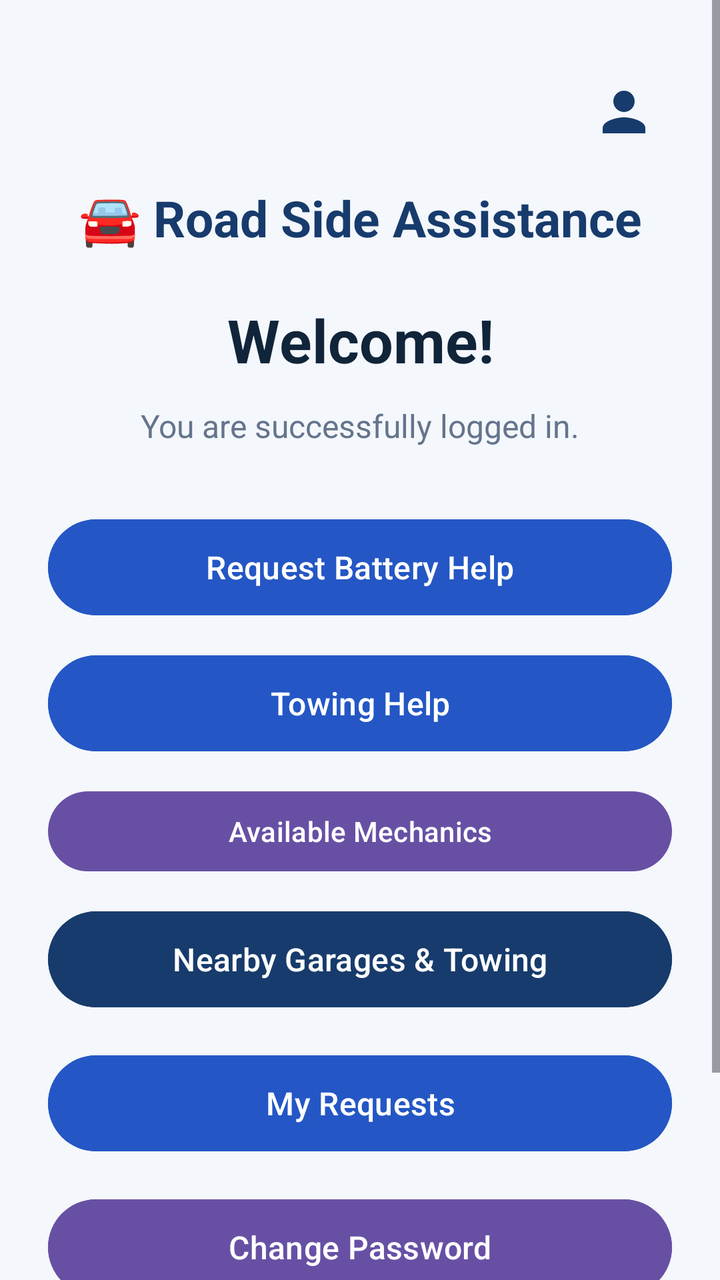
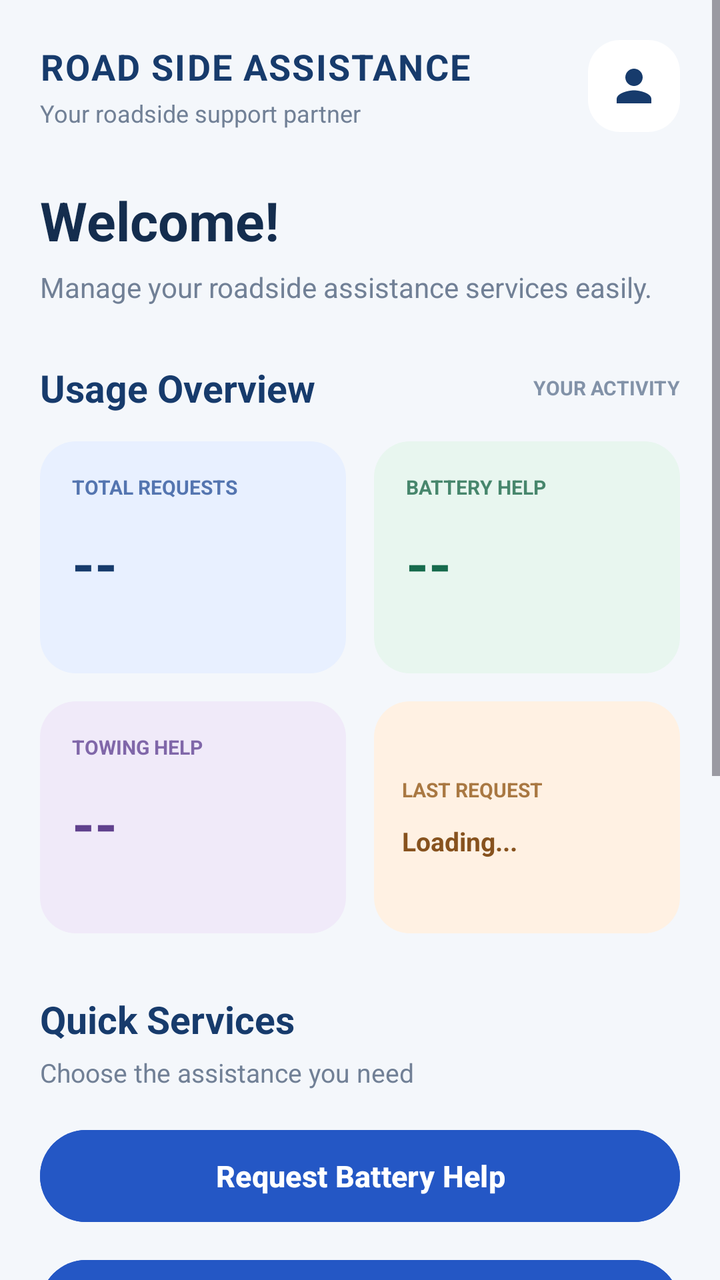

Two renders of the same Android screen: before a commit and after it. Below are the layout's source before the change and the commit's diff.
<!-- AndroidManifest.xml: application theme Theme.RoadsideAssistance -->
<!-- res/layout/activity_home.xml -->
<?xml version="1.0" encoding="utf-8"?>
<ScrollView xmlns:android="http://schemas.android.com/apk/res/android"
    xmlns:app="http://schemas.android.com/apk/res-auto"
    android:layout_width="match_parent"
    android:layout_height="match_parent"
    android:background="#F4F7FB"
    android:fillViewport="true">

    <LinearLayout
        android:layout_width="match_parent"
        android:layout_height="wrap_content"
        android:orientation="vertical"
        android:gravity="center_horizontal"
        android:padding="24dp">

        
        <FrameLayout
            android:layout_width="match_parent"
            android:layout_height="wrap_content"
            android:layout_marginTop="8dp">

            <ImageButton
                android:id="@+id/btnProfile"
                android:layout_width="48dp"
                android:layout_height="48dp"
                android:layout_gravity="end"
                android:background="?attr/selectableItemBackgroundBorderless"
                android:contentDescription="My Profile"
                android:padding="8dp"
                android:scaleType="fitCenter"
                android:src="@drawable/ic_profile"
                app:tint="#173B6C" />

        </FrameLayout>

        
        <TextView
            android:layout_width="match_parent"
            android:layout_height="wrap_content"
            android:layout_marginTop="12dp"
            android:gravity="center"
            android:text="🚘 Road Side Assistance"
            android:textColor="#173B6C"
            android:textSize="25sp"
            android:textStyle="bold" />

        
        <TextView
            android:id="@+id/tvWelcome"
            android:layout_width="match_parent"
            android:layout_height="wrap_content"
            android:layout_marginTop="24dp"
            android:gravity="center"
            android:text="Welcome!"
            android:textColor="#10243A"
            android:textSize="30sp"
            android:textStyle="bold" />

        
        <TextView
            android:layout_width="match_parent"
            android:layout_height="wrap_content"
            android:layout_marginTop="12dp"
            android:layout_marginBottom="24dp"
            android:gravity="center"
            android:text="You are successfully logged in."
            android:textColor="#64748B"
            android:textSize="16sp" />

        
        <Button
            android:id="@+id/btnBatteryHelp"
            android:layout_width="match_parent"
            android:layout_height="56dp"
            android:layout_marginTop="8dp"
            android:backgroundTint="#2457C5"
            android:text="Request Battery Help"
            android:textAllCaps="false"
            android:textColor="#FFFFFF"
            android:textSize="16sp" />

        
        <Button
            android:id="@+id/btnTowingHelp"
            android:layout_width="match_parent"
            android:layout_height="56dp"
            android:layout_marginTop="12dp"
            android:backgroundTint="#2457C5"
            android:text="Towing Help"
            android:textAllCaps="false"
            android:textColor="#FFFFFF"
            android:textSize="16sp" />


        <Button
            android:id="@+id/btnAvailableMechanics"
            android:layout_width="match_parent"
            android:layout_height="wrap_content"
            android:text="Available Mechanics"
            android:layout_marginTop="12dp" />


        
        <Button
            android:id="@+id/btnGarageTowingMap"
            android:layout_width="match_parent"
            android:layout_height="56dp"
            android:layout_marginTop="12dp"
            android:backgroundTint="#173B6C"
            android:text="Nearby Garages &amp; Towing"
            android:textAllCaps="false"
            android:textColor="#FFFFFF"
            android:textSize="16sp" />

        
        <Button
            android:id="@+id/btnMyRequests"
            android:layout_width="match_parent"
            android:layout_height="56dp"
            android:layout_marginTop="16dp"
            android:backgroundTint="#2457C5"
            android:text="My Requests"
            android:textAllCaps="false"
            android:textColor="#FFFFFF"
            android:textSize="16sp" />

        
        <Button
            android:id="@+id/btnChangePassword"
            android:layout_width="match_parent"
            android:layout_height="56dp"
            android:layout_marginTop="16dp"
            android:backgroundTint="#6750A4"
            android:text="Change Password"
            android:textAllCaps="false"
            android:textColor="#FFFFFF"
            android:textSize="16sp" />

        
        <Button
            android:id="@+id/btnLogout"
            android:layout_width="match_parent"
            android:layout_height="56dp"
            android:layout_marginTop="16dp"
            android:layout_marginBottom="16dp"
            android:backgroundTint="#6750A4"
            android:text="Logout"
            android:textAllCaps="false"
            android:textColor="#FFFFFF"
            android:textSize="16sp" />

    </LinearLayout>

</ScrollView>
<!-- resources referenced by this layout -->
<resources>
  <!-- drawable ic_profile (drawable) -->
  <?xml version="1.0" encoding="utf-8"?>
  <vector xmlns:android="http://schemas.android.com/apk/res/android"
      android:width="32dp"
      android:height="32dp"
      android:viewportWidth="24"
      android:viewportHeight="24">
  
      <path
          android:fillColor="#173B6C"
          android:pathData="M12,12c2.21,0 4,-1.79 4,-4s-1.79,-4 -4,-4 -4,1.79 -4,4 1.79,4 4,4zM12,14c-2.67,0 -8,1.34 -8,4v2h16v-2c0,-2.66 -5.33,-4 -8,-4z" />
  </vector>
  <style name="Theme.RoadsideAssistance" parent="Base.Theme.RoadsideAssistance" />
  <style name="Base.Theme.RoadsideAssistance" parent="Theme.Material3.DayNight.NoActionBar">
          
          
      </style>
</resources>

<!-- the commit's change to res/layout/activity_home.xml (unified diff, before → after) -->
@@ -10,144 +10,352 @@
         android:layout_width="match_parent"
         android:layout_height="wrap_content"
         android:orientation="vertical"
-        android:gravity="center_horizontal"
-        android:padding="24dp">
-
-        
-        <FrameLayout
-            android:layout_width="match_parent"
-            android:layout_height="wrap_content"
-            android:layout_marginTop="8dp">
+        android:padding="20dp">
+
+        
+        <LinearLayout
+            android:layout_width="match_parent"
+            android:layout_height="wrap_content"
+            android:gravity="center_vertical"
+            android:orientation="horizontal">
+
+            <LinearLayout
+                android:layout_width="0dp"
+                android:layout_height="wrap_content"
+                android:layout_weight="1"
+                android:orientation="vertical">
+
+                <TextView
+                    android:layout_width="wrap_content"
+                    android:layout_height="wrap_content"
+                    android:text="ROAD SIDE ASSISTANCE"
+                    android:textColor="#173B6C"
+                    android:textSize="18sp"
+                    android:textStyle="bold"
+                    android:letterSpacing="0.04" />
+
+                <TextView
+                    android:layout_width="wrap_content"
+                    android:layout_height="wrap_content"
+                    android:layout_marginTop="3dp"
+                    android:text="Your roadside support partner"
+                    android:textColor="#718096"
+                    android:textSize="12sp" />
+
+            </LinearLayout>
 
             <ImageButton
                 android:id="@+id/btnProfile"
-                android:layout_width="48dp"
-                android:layout_height="48dp"
-                android:layout_gravity="end"
-                android:background="?attr/selectableItemBackgroundBorderless"
+                android:layout_width="46dp"
+                android:layout_height="46dp"
+                android:background="@drawable/bg_dashboard_card"
                 android:contentDescription="My Profile"
-                android:padding="8dp"
+                android:padding="10dp"
                 android:scaleType="fitCenter"
                 android:src="@drawable/ic_profile"
                 app:tint="#173B6C" />
 
-        </FrameLayout>
+        </LinearLayout>
+
+        
+        <LinearLayout
+            android:layout_width="match_parent"
+            android:layout_height="wrap_content"
+            android:layout_marginTop="26dp"
+            android:orientation="vertical">
+
+            <TextView
+                android:id="@+id/tvWelcome"
+                android:layout_width="match_parent"
+                android:layout_height="wrap_content"
+                android:text="Welcome!"
+                android:textColor="#142D4E"
+                android:textSize="27sp"
+                android:textStyle="bold" />
+
+            <TextView
+                android:layout_width="match_parent"
+                android:layout_height="wrap_content"
+                android:layout_marginTop="6dp"
+                android:text="Manage your roadside assistance services easily."
+                android:textColor="#718096"
+                android:textSize="14sp" />
+
+        </LinearLayout>
+
+        
+        <LinearLayout
+            android:layout_width="match_parent"
+            android:layout_height="wrap_content"
+            android:layout_marginTop="28dp"
+            android:gravity="center_vertical"
+            android:orientation="horizontal">
+
+            <TextView
+                android:layout_width="0dp"
+                android:layout_height="wrap_content"
+                android:layout_weight="1"
+                android:text="Usage Overview"
+                android:textColor="#173B6C"
+                android:textSize="19sp"
+                android:textStyle="bold" />
+
+            <TextView
+                android:layout_width="wrap_content"
+                android:layout_height="wrap_content"
+                android:text="YOUR ACTIVITY"
+                android:textColor="#8292A8"
+                android:textSize="10sp"
+                android:textStyle="bold" />
+
+        </LinearLayout>
+
+        
+        <LinearLayout
+            android:layout_width="match_parent"
+            android:layout_height="wrap_content"
+            android:layout_marginTop="14dp"
+            android:orientation="horizontal">
+
+            
+            <LinearLayout
+                android:layout_width="0dp"
+                android:layout_height="116dp"
+                android:layout_weight="1"
+                android:layout_marginEnd="7dp"
+                android:background="@drawable/bg_stat_blue"
+                android:orientation="vertical"
+                android:padding="16dp">
+
+                <TextView
+                    android:layout_width="wrap_content"
+                    android:layout_height="wrap_content"
+                    android:text="TOTAL REQUESTS"
+                    android:textColor="#5475B0"
+                    android:textSize="10sp"
+                    android:textStyle="bold" />
+
+                <TextView
+                    android:id="@+id/tvTotalRequests"
+                    android:layout_width="wrap_content"
+                    android:layout_height="wrap_content"
+                    android:layout_marginTop="12dp"
+                    android:text="--"
+                    android:textColor="#173B6C"
+                    android:textSize="29sp"
+                    android:textStyle="bold" />
+
+            </LinearLayout>
+
+            
+            <LinearLayout
+                android:layout_width="0dp"
+                android:layout_height="116dp"
+                android:layout_weight="1"
+                android:layout_marginStart="7dp"
+                android:background="@drawable/bg_stat_green"
+                android:orientation="vertical"
+                android:padding="16dp">
+
+                <TextView
+                    android:layout_width="wrap_content"
+                    android:layout_height="wrap_content"
+                    android:text="BATTERY HELP"
+                    android:textColor="#47866C"
+                    android:textSize="10sp"
+                    android:textStyle="bold" />
+
+                <TextView
+                    android:id="@+id/tvBatteryRequests"
+                    android:layout_width="wrap_content"
+                    android:layout_height="wrap_content"
+                    android:layout_marginTop="12dp"
+                    android:text="--"
+                    android:textColor="#176B4D"
+                    android:textSize="29sp"
+                    android:textStyle="bold" />
+
+            </LinearLayout>
+
+        </LinearLayout>
+
+        
+        <LinearLayout
+            android:layout_width="match_parent"
+            android:layout_height="wrap_content"
+            android:layout_marginTop="14dp"
+            android:orientation="horizontal">
+
+            
+            <LinearLayout
+                android:layout_width="0dp"
+                android:layout_height="116dp"
+                android:layout_weight="1"
+                android:layout_marginEnd="7dp"
+                android:background="@drawable/bg_stat_purple"
+                android:orientation="vertical"
+                android:padding="16dp">
+
+                <TextView
+                    android:layout_width="wrap_content"
+                    android:layout_height="wrap_content"
+                    android:text="TOWING HELP"
+                    android:textColor="#8067A9"
+                    android:textSize="10sp"
+                    android:textStyle="bold" />
+
+                <TextView
+                    android:id="@+id/tvTowingRequests"
+                    android:layout_width="wrap_content"
+                    android:layout_height="wrap_content"
+                    android:layout_marginTop="12dp"
+                    android:text="--"
+                    android:textColor="#60418D"
+                    android:textSize="29sp"
+                    android:textStyle="bold" />
+
+            </LinearLayout>
+
+            
+            <LinearLayout
+                android:layout_width="0dp"
+                android:layout_height="116dp"
+                android:layout_weight="1"
+                android:layout_marginStart="7dp"
+                android:background="@drawable/bg_stat_orange"
+                android:gravity="center_vertical"
+                android:orientation="vertical"
+                android:padding="14dp">
+
+                <TextView
+                    android:layout_width="wrap_content"
+                    android:layout_height="wrap_content"
+                    android:text="LAST REQUEST"
+                    android:textColor="#A97842"
+                    android:textSize="10sp"
+                    android:textStyle="bold" />
+
+                <TextView
+                    android:id="@+id/tvLastUsed"
+                    android:layout_width="match_parent"
+                    android:layout_height="wrap_content"
+                    android:layout_marginTop="10dp"
+                    android:text="Loading..."
+                    android:textColor="#87521E"
+                    android:textSize="13sp"
+                    android:textStyle="bold" />
+
+            </LinearLayout>
+
+        </LinearLayout>
 
         
         <TextView
             android:layout_width="match_parent"
             android:layout_height="wrap_content"
-            android:layout_marginTop="12dp"
-            android:gravity="center"
-            android:text="🚘 Road Side Assistance"
+            android:layout_marginTop="30dp"
+            android:text="Quick Services"
             android:textColor="#173B6C"
-            android:textSize="25sp"
-            android:textStyle="bold" />
-
-        
+            android:textSize="19sp"
+            android:textStyle="bold" />
+
         <TextView
-            android:id="@+id/tvWelcome"
-            android:layout_width="match_parent"
-            android:layout_height="wrap_content"
-            android:layout_marginTop="24dp"
-            android:gravity="center"
-            android:text="Welcome!"
-            android:textColor="#10243A"
-            android:textSize="30sp"
-            android:textStyle="bold" />
-
-        
-        <TextView
-            android:layout_width="match_parent"
-            android:layout_height="wrap_content"
-            android:layout_marginTop="12dp"
-            android:layout_marginBottom="24dp"
-            android:gravity="center"
-            android:text="You are successfully logged in."
-            android:textColor="#64748B"
-            android:textSize="16sp" />
+            android:layout_width="match_parent"
+            android:layout_height="wrap_content"
+            android:layout_marginTop="5dp"
+            android:text="Choose the assistance you need"
+            android:textColor="#718096"
+            android:textSize="13sp" />
 
         
         <Button
             android:id="@+id/btnBatteryHelp"
             android:layout_width="match_parent"
-            android:layout_height="56dp"
-            android:layout_marginTop="8dp"
+            android:layout_height="54dp"
+            android:layout_marginTop="16dp"
             android:backgroundTint="#2457C5"
             android:text="Request Battery Help"
             android:textAllCaps="false"
             android:textColor="#FFFFFF"
-            android:textSize="16sp" />
+            android:textSize="15sp"
+            android:textStyle="bold" />
 
         
         <Button
             android:id="@+id/btnTowingHelp"
             android:layout_width="match_parent"
-            android:layout_height="56dp"
-            android:layout_marginTop="12dp"
+            android:layout_height="54dp"
+            android:layout_marginTop="11dp"
             android:backgroundTint="#2457C5"
-            android:text="Towing Help"
+            android:text="Request Towing Help"
             android:textAllCaps="false"
             android:textColor="#FFFFFF"
-            android:textSize="16sp" />
-
-
+            android:textSize="15sp"
+            android:textStyle="bold" />
+
+        
         <Button
             android:id="@+id/btnAvailableMechanics"
             android:layout_width="match_parent"
-            android:layout_height="wrap_content"
+            android:layout_height="54dp"
+            android:layout_marginTop="11dp"
+            android:backgroundTint="#FFFFFF"
             android:text="Available Mechanics"
-            android:layout_marginTop="12dp" />
-
+            android:textAllCaps="false"
+            android:textColor="#173B6C"
+            android:textSize="15sp" />
 
         
         <Button
             android:id="@+id/btnGarageTowingMap"
             android:layout_width="match_parent"
-            android:layout_height="56dp"
-            android:layout_marginTop="12dp"
+            android:layout_height="54dp"
+            android:layout_marginTop="11dp"
             android:backgroundTint="#173B6C"
             android:text="Nearby Garages &amp; Towing"
             android:textAllCaps="false"
             android:textColor="#FFFFFF"
-            android:textSize="16sp" />
+            android:textSize="15sp"
+            android:textStyle="bold" />
 
         
         <Button
             android:id="@+id/btnMyRequests"
             android:layout_width="match_parent"
-            android:layout_height="56dp"
-            android:layout_marginTop="16dp"
-            android:backgroundTint="#2457C5"
+            android:layout_height="54dp"
+            android:layout_marginTop="22dp"
+            android:backgroundTint="#FFFFFF"
             android:text="My Requests"
             android:textAllCaps="false"
-            android:textColor="#FFFFFF"
-            android:textSize="16sp" />
+            android:textColor="#2457C5"
+            android:textSize="15sp"
+            android:textStyle="bold" />
 
         
         <Button
             android:id="@+id/btnChangePassword"
             android:layout_width="match_parent"
-            android:layout_height="56dp"
-            android:layout_marginTop="16dp"
-            android:backgroundTint="#6750A4"
+            android:layout_height="54dp"
+            android:layout_marginTop="11dp"
+            android:backgroundTint="#FFFFFF"
             android:text="Change Password"
             android:textAllCaps="false"
-            android:textColor="#FFFFFF"
-            android:textSize="16sp" />
+            android:textColor="#60418D"
+            android:textSize="15sp" />
 
         
         <Button
             android:id="@+id/btnLogout"
             android:layout_width="match_parent"
-            android:layout_height="56dp"
-            android:layout_marginTop="16dp"
-            android:layout_marginBottom="16dp"
-            android:backgroundTint="#6750A4"
+            android:layout_height="54dp"
+            android:layout_marginTop="11dp"
+            android:layout_marginBottom="20dp"
+            android:backgroundTint="#FCEBEC"
             android:text="Logout"
             android:textAllCaps="false"
-            android:textColor="#FFFFFF"
-            android:textSize="16sp" />
+            android:textColor="#B8323C"
+            android:textSize="15sp"
+            android:textStyle="bold" />
 
     </LinearLayout>
 
<!-- resource entries referenced after the edit -->
@@ -1,5 +1,35 @@
 <!-- resources referenced by this layout -->
 <resources>
+  <!-- drawable bg_dashboard_card (drawable) -->
+  <?xml version="1.0" encoding="utf-8"?>
+  <shape xmlns:android="http://schemas.android.com/apk/res/android">
+      <solid android:color="#FFFFFF" />
+      <corners android:radius="16dp" />
+  </shape>
+  <!-- drawable bg_stat_blue (drawable) -->
+  <?xml version="1.0" encoding="utf-8"?>
+  <shape xmlns:android="http://schemas.android.com/apk/res/android">
+      <solid android:color="#E8F0FF" />
+      <corners android:radius="18dp" />
+  </shape>
+  <!-- drawable bg_stat_green (drawable) -->
+  <?xml version="1.0" encoding="utf-8"?>
+  <shape xmlns:android="http://schemas.android.com/apk/res/android">
+      <solid android:color="#E8F6EF" />
+      <corners android:radius="18dp" />
+  </shape>
+  <!-- drawable bg_stat_orange (drawable) -->
+  <?xml version="1.0" encoding="utf-8"?>
+  <shape xmlns:android="http://schemas.android.com/apk/res/android">
+      <solid android:color="#FFF1E3" />
+      <corners android:radius="18dp" />
+  </shape>
+  <!-- drawable bg_stat_purple (drawable) -->
+  <?xml version="1.0" encoding="utf-8"?>
+  <shape xmlns:android="http://schemas.android.com/apk/res/android">
+      <solid android:color="#F0EAF9" />
+      <corners android:radius="18dp" />
+  </shape>
   <!-- drawable ic_profile (drawable) -->
   <?xml version="1.0" encoding="utf-8"?>
   <vector xmlns:android="http://schemas.android.com/apk/res/android"
